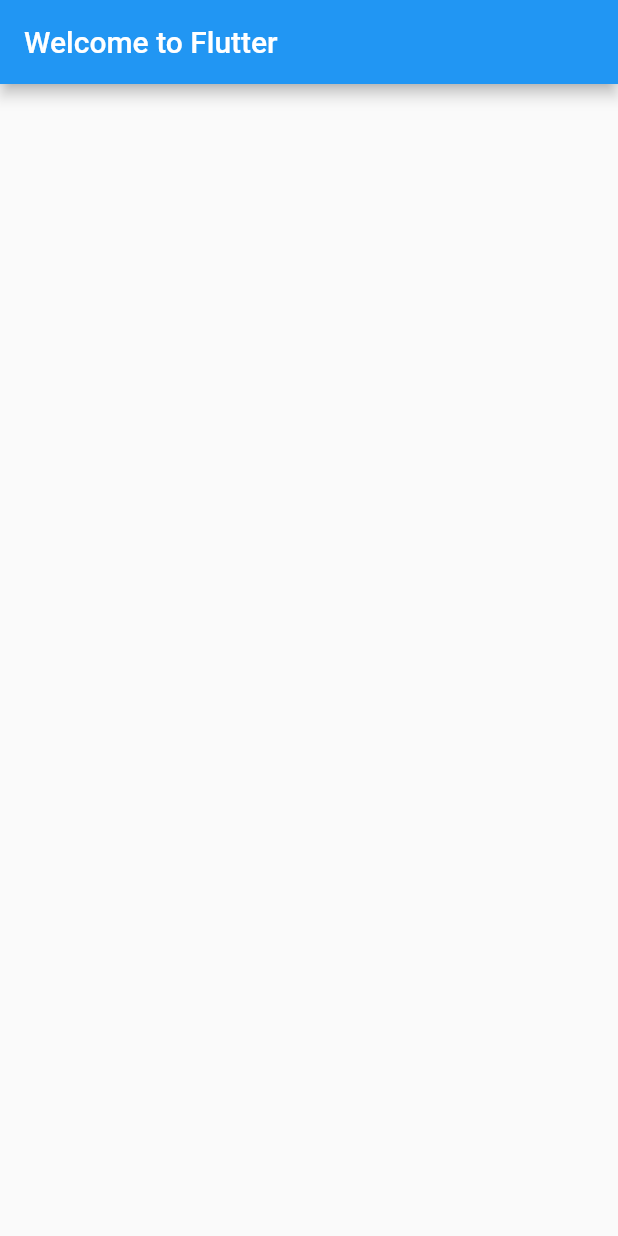
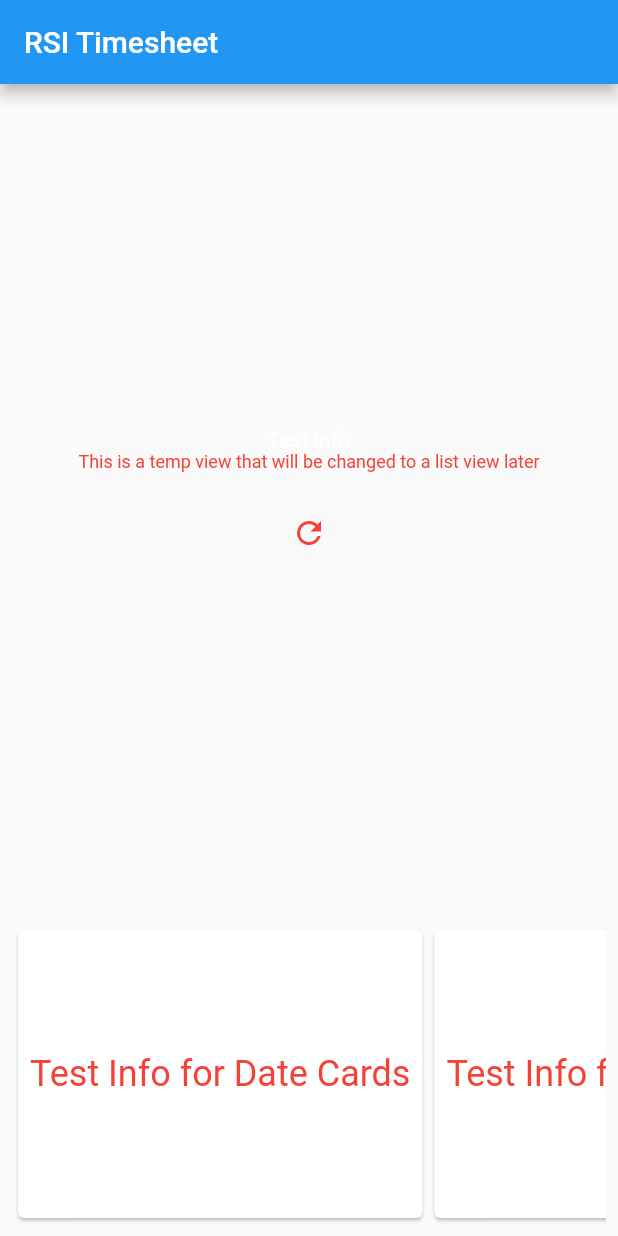
Before and after one commit to Ashepherd214/RSINet, a Flutter app: the screen it shows after launch, on a phone screen of 412 x 824 dp. Run offline on Flutter 3.47's test engine with Material 2 defaults, Android fonts, the phone set to English and light mode, and no system bars.

Commit message:
Interface update
Interface updates and library additions

```diff
--- a/lib/main.dart
+++ b/lib/main.dart
@@ -1,4 +1,8 @@
 import 'package:flutter/material.dart';
+
+import 'package:rsi_net/widgets/Weather.dart';
+import 'package:rsi_net/widgets/WeatherItem.dart';
+
 
 void main() => runApp(new RsiApp());
 
@@ -9,22 +13,48 @@ class RsiApp extends StatelessWidget {
       title: 'RSI.Net',
       home: new Scaffold(
         appBar: new AppBar(
-          title: new Text('Welcome to Flutter'),
+          title: new Text('RSI Timesheet'),
         ),
-        body: new GridView.count(
-          // Create a grid with 2 columns. If you change the scrollDirection to
-          // horizontal, this would produce 2 rows.
-          crossAxisCount: 2,
-          // Generate 100 Widgets that display their index in the List
-          children: new List.generate(100, (index) {
-            new Center(
-              child: new Text(
-                'Item $index',
-                style: Theme.of(context).textTheme.headline,
-              ),
-            );
-          }),
-        ),
+        body: Center(
+          child: Column(
+            mainAxisSize: MainAxisSize.min,
+            children: <Widget>[
+              Expanded(
+                child: Column(
+                  mainAxisAlignment: MainAxisAlignment.center,
+                  children: <Widget>[
+                    Padding(
+                      padding: const EdgeInsets.all(8.0),
+                      child: Weather(),
+                    ),
+                    Padding(
+                      padding: const EdgeInsets.all(8.0),
+                        child: IconButton(
+                          icon: new Icon(Icons.refresh),
+                          tooltip: 'Refresh',
+                          onPressed: () => null,
+                          color: Colors.red,
+                        ),
+                    ),
+                        ],
+                      ),
+                    ),
+              SafeArea(
+                child: Padding(
+                  padding:const EdgeInsets.all(8.0),
+                  child: Container(
+                    height: 200.0,
+                    child: ListView.builder(
+                      itemCount: 14,
+                      scrollDirection: Axis.horizontal,
+                      itemBuilder: (context, index) => WeatherItem()
+                    ),
+                  ),
+                ),
+              )
+            ]
+          )
+        )
       ),
     );
   }
--- /dev/null
+++ b/lib/models/user.dart
@@ -0,0 +1,18 @@
+import 'package:flutter/material.dart';
+
+class User {
+  final String name;
+  final String email;
+
+  User(this.name, this.email);
+
+  User.fromJson(Map<String, dynamic> json)
+      : name = json['name'],
+        email = json['email'];
+
+  Map<String, dynamic> toJson() =>
+      {
+        'name': name,
+        'email': email,
+      };
+}
--- /dev/null
+++ b/lib/widgets/Weather.dart
@@ -0,0 +1,14 @@
+import 'package:flutter/material.dart';
+
+class Weather extends StatelessWidget {
+  @override
+  Widget build(BuildContext context) {
+    return Column(
+      children: <Widget>[
+        Text('Test Info', style: new TextStyle(color: Colors.white)),
+        Text('This is a temp view that will be changed to a list view later',
+            style: new TextStyle(color: Colors.red, fontSize: 12.0)),
+      ],
+    );
+  }
+}
--- /dev/null
+++ b/lib/widgets/WeatherItem.dart
@@ -0,0 +1,18 @@
+import 'package:flutter/material.dart';
+
+class WeatherItem extends StatelessWidget {
+  @override
+  Widget build(BuildContext context) {
+    return Card(
+      child: Padding(
+        padding: const EdgeInsets.all(8.0),
+        child: Column(
+          mainAxisAlignment: MainAxisAlignment.center,
+            children: <Widget>[
+              Text('Test Info for Date Cards', style: new TextStyle(color: Colors.red, fontSize: 24.0)),
+            ],
+        ),
+      ),
+    );
+  }
+}
--- a/pubspec.yaml
+++ b/pubspec.yaml
@@ -8,11 +8,14 @@ dependencies:
   # The following adds the Cupertino Icons font to your application.
   # Use with the CupertinoIcons class for iOS style icons.
   cupertino_icons: ^0.1.0
+  json_annotation: ^0.2.3
 
 dev_dependencies:
   flutter_test:
     sdk: flutter
 
+  build_runner: ^0.8.0
+  json_serializable: ^0.5.0
 
 # For information on the generic Dart part of this file, see the
 # following page: https://www.dartlang.org/tools/pub/pubspec
```
